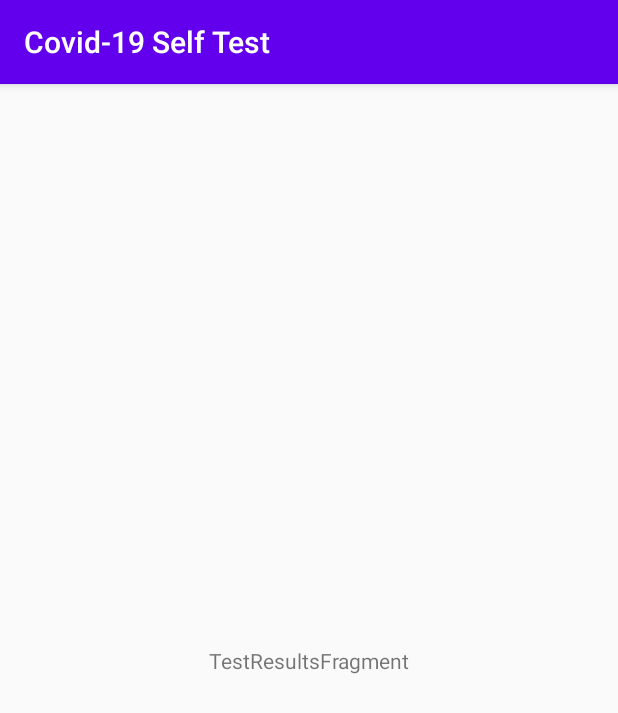
After one commit to Charlyco/Covid-19-Self-Test, an Android app: the TestResults screen opened directly, with no data from a screen before it, on a phone screen of 412 x 824 dp. The commit adds this screen. Shown: the top 713 px of the screen. Run offline under Robolectric (Android 15) with nearby library versions, the phone set to English and light mode, and no system bars.

Commit message:
Added TestResult Activity and it's associated fragments and viewModels

```diff
--- a/app/src/main/AndroidManifest.xml
+++ b/app/src/main/AndroidManifest.xml
@@ -9,7 +9,8 @@
         android:roundIcon="@mipmap/ic_launcher_round"
         android:supportsRtl="true"
         android:theme="@style/AppTheme">
-        <activity android:name=".GlobalStatistics"></activity>
+        <activity android:name=".TestResults"></activity>
+        <activity android:name=".GlobalStatistics" />
         <activity
             android:name=".SettingsActivity"
             android:label="@string/title_activity_settings" />
--- /dev/null
+++ b/app/src/main/java/com/example/covid_19selftest/TestResults.java
@@ -0,0 +1,21 @@
+package com.example.covid_19selftest;
+
+import androidx.appcompat.app.AppCompatActivity;
+
+import android.os.Bundle;
+
+import com.example.covid_19selftest.ui.test_results.TestResultsFragment;
+
+public class TestResults extends AppCompatActivity {
+
+    @Override
+    protected void onCreate(Bundle savedInstanceState) {
+        super.onCreate(savedInstanceState);
+        setContentView(R.layout.test_results_activity);
+        if (savedInstanceState == null) {
+            getSupportFragmentManager().beginTransaction()
+                    .replace(R.id.container, TestResultsFragment.newInstance())
+                    .commitNow();
+        }
+    }
+}
--- a/app/src/main/java/com/example/covid_19selftest/data/Patient.java
+++ b/app/src/main/java/com/example/covid_19selftest/data/Patient.java
@@ -12,6 +12,10 @@ public class Patient {
     String dryCough;
     String tiredness;
 
+    public Patient() {
+
+    }
+
     public Patient(String name, String dateOfBirth, String state, String healthCondition, String breathing, String chestPain, String speechLoss, String fever, String dryCough, String tiredness) {
         this.name = name;
         this.dateOfBirth = dateOfBirth;
--- /dev/null
+++ b/app/src/main/java/com/example/covid_19selftest/ui/test_results/ResultViewModel.java
@@ -0,0 +1,7 @@
+package com.example.covid_19selftest.ui.test_results;
+
+import androidx.lifecycle.ViewModel;
+
+public class ResultViewModel extends ViewModel {
+    // TODO: Implement the ViewModel
+}
--- /dev/null
+++ b/app/src/main/java/com/example/covid_19selftest/ui/test_results/TestResultsFragment.java
@@ -0,0 +1,39 @@
+package com.example.covid_19selftest.ui.test_results;
+
+import androidx.lifecycle.ViewModelProviders;
+
+import android.os.Bundle;
+
+import androidx.annotation.NonNull;
+import androidx.annotation.Nullable;
+import androidx.fragment.app.Fragment;
+
+import android.view.LayoutInflater;
+import android.view.View;
+import android.view.ViewGroup;
+
+import com.example.covid_19selftest.R;
+
+public class TestResultsFragment extends Fragment {
+
+    private ResultViewModel mViewModel;
+
+    public static TestResultsFragment newInstance() {
+        return new TestResultsFragment();
+    }
+
+    @Nullable
+    @Override
+    public View onCreateView(@NonNull LayoutInflater inflater, @Nullable ViewGroup container,
+                             @Nullable Bundle savedInstanceState) {
+        return inflater.inflate(R.layout.result_fragment, container, false);
+    }
+
+    @Override
+    public void onActivityCreated(@Nullable Bundle savedInstanceState) {
+        super.onActivityCreated(savedInstanceState);
+        mViewModel = ViewModelProviders.of(this).get(ResultViewModel.class);
+        // TODO: Use the ViewModel
+    }
+
+}
--- /dev/null
+++ b/app/src/main/res/layout/result_fragment.xml
@@ -0,0 +1,20 @@
+<?xml version="1.0" encoding="utf-8"?>
+<androidx.constraintlayout.widget.ConstraintLayout xmlns:android="http://schemas.android.com/apk/res/android"
+    xmlns:app="http://schemas.android.com/apk/res-auto"
+    xmlns:tools="http://schemas.android.com/tools"
+    android:id="@+id/test_results"
+    android:layout_width="match_parent"
+    android:layout_height="match_parent"
+    tools:context=".ui.test_results.TestResultsFragment">
+
+    <TextView
+        android:id="@+id/message"
+        android:layout_width="wrap_content"
+        android:layout_height="wrap_content"
+        android:text="TestResultsFragment"
+        app:layout_constraintBottom_toBottomOf="parent"
+        app:layout_constraintEnd_toEndOf="parent"
+        app:layout_constraintStart_toStartOf="parent"
+        app:layout_constraintTop_toTopOf="parent" />
+
+</androidx.constraintlayout.widget.ConstraintLayout>
--- /dev/null
+++ b/app/src/main/res/layout/test_results_activity.xml
@@ -0,0 +1,22 @@
+<?xml version="1.0" encoding="utf-8"?>
+<androidx.constraintlayout.widget.ConstraintLayout
+    xmlns:android="http://schemas.android.com/apk/res/android"
+    xmlns:app="http://schemas.android.com/apk/res-auto"
+    xmlns:tools="http://schemas.android.com/tools"
+    android:layout_width="match_parent"
+    android:layout_height="match_parent"
+    tools:context=".MainActivity">
+
+
+    <fragment
+        android:id="@+id/nav_host_fragment"
+        android:name="androidx.navigation.fragment.NavHostFragment"
+        android:layout_width="0dp"
+        android:layout_height="0dp"
+        app:defaultNavHost="true"
+        app:layout_constraintBottom_toBottomOf="parent"
+        app:layout_constraintEnd_toEndOf="parent"
+        app:layout_constraintStart_toStartOf="parent"
+        app:layout_constraintTop_toTopOf="parent"
+        app:navGraph="@navigation/results_nav_graph" />
+</androidx.constraintlayout.widget.ConstraintLayout>
--- /dev/null
+++ b/app/src/main/res/navigation/results_nav_graph.xml
@@ -0,0 +1,22 @@
+<?xml version="1.0" encoding="utf-8"?>
+<navigation xmlns:android="http://schemas.android.com/apk/res/android"
+    xmlns:app="http://schemas.android.com/apk/res-auto"
+    xmlns:tools="http://schemas.android.com/tools"
+    android:id="@+id/results_nav_graph"
+    app:startDestination="@id/testResultsFragment">
+
+    <fragment
+        android:id="@+id/testResultsFragment"
+        android:name="com.example.covid_19selftest.ui.test_results.TestResultsFragment"
+        android:label="result_fragment"
+        tools:layout="@layout/result_fragment" >
+        <action
+            android:id="@+id/action_testResultsFragment_to_resultDetails"
+            app:destination="@id/resultDetails" />
+    </fragment>
+    <fragment
+        android:id="@+id/resultDetails"
+        android:name="com.example.covid_19selftest.ui.test_results.ResultDetails"
+        android:label="result_details_fragment"
+        tools:layout="@layout/result_details_fragment" />
+</navigation>
--- a/build.gradle
+++ b/build.gradle
@@ -6,6 +6,8 @@ buildscript {
     }
     dependencies {
         classpath "com.android.tools.build:gradle:4.0.1"
+        def nav_version = "2.3.0"
+        classpath "androidx.navigation:navigation-safe-args-gradle-plugin:$nav_version"
 
         // NOTE: Do not place your application dependencies here; they belong
         // in the individual module build.gradle files
```
Also changed, not shown: app/build.gradle (+15 -0 lines), app/src/main/java/com/example/covid_19selftest/TestActivity.java (+21 -4 lines), app/src/main/java/com/example/covid_19selftest/ui/test_results/ResultDetails.java (added, +38 -0 lines), app/src/main/java/com/example/covid_19selftest/ui/test_results/ResultDetailsViewModel.java (added, +7 -0 lines), app/src/main/res/layout/activity_test.xml (+8 -4 lines), app/src/main/res/layout/result_details_fragment.xml (added, +13 -0 lines).
